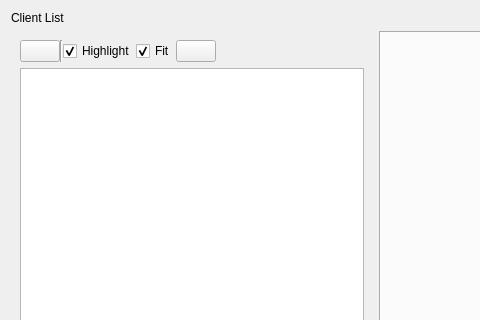
First picture: the form in rocon_conductor_graph/ui/conductor_graph.ui, repository robotics-in-concert/rocon_qt_gui, before the edit; both pictures show x 0 to 480 and y 0 to 320 of the 751 by 436 pixel window.
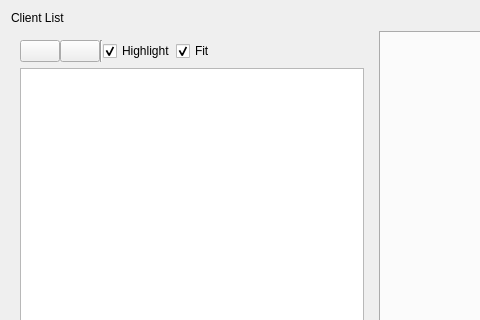
Second picture: the form after the edit. Custom widgets are drawn as their Qt base class.

Commit message: change the ui position and show the uninvited client as un-linked node

Diff of the .ui file:
```diff
--- a/rocon_conductor_graph/ui/conductor_graph.ui
+++ b/rocon_conductor_graph/ui/conductor_graph.ui
@@ -62,6 +62,13 @@
           </property>
          </widget>
         </item>
+        <item>
+         <widget class="QPushButton" name="fit_in_view_push_button">
+          <property name="toolTip">
+           <string>Fit graph in view</string>
+          </property>
+         </widget>
+        </item>
         <item>
          <widget class="Line" name="line">
           <property name="orientation">
@@ -95,13 +102,6 @@
           </property>
          </widget>
         </item>
-        <item>
-         <widget class="QPushButton" name="fit_in_view_push_button">
-          <property name="toolTip">
-           <string>Fit graph in view</string>
-          </property>
-         </widget>
-        </item>
         <item>
          <spacer name="horizontalSpacer_2">
           <property name="orientation">
```
The commit also changes 1 other file.
